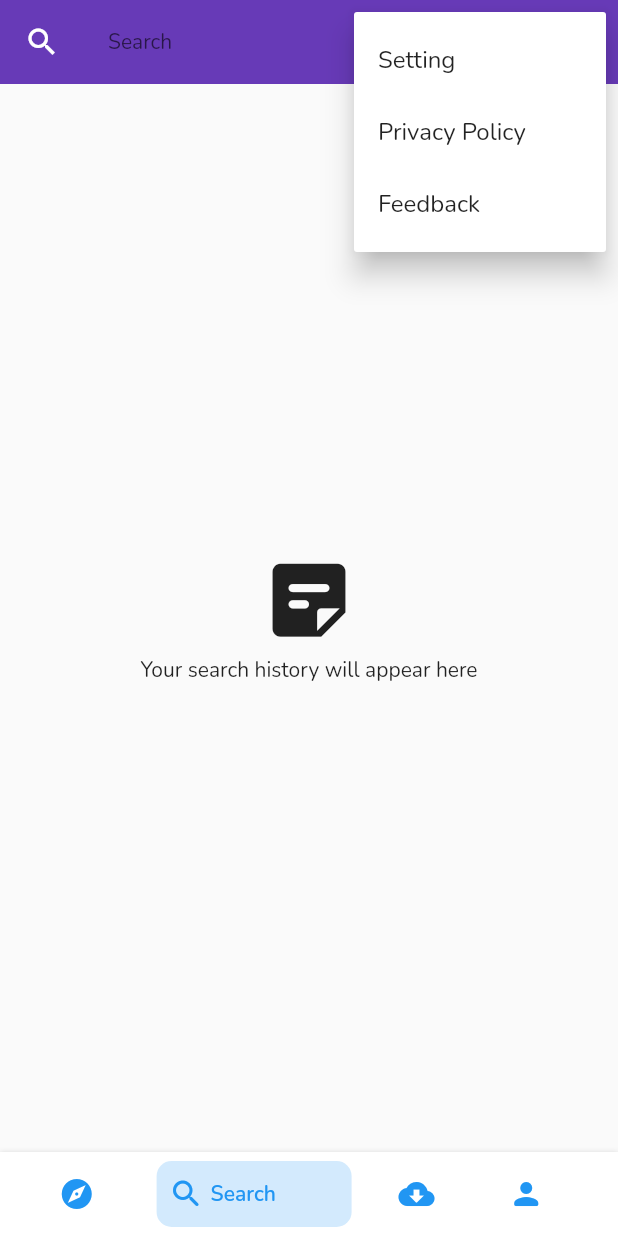
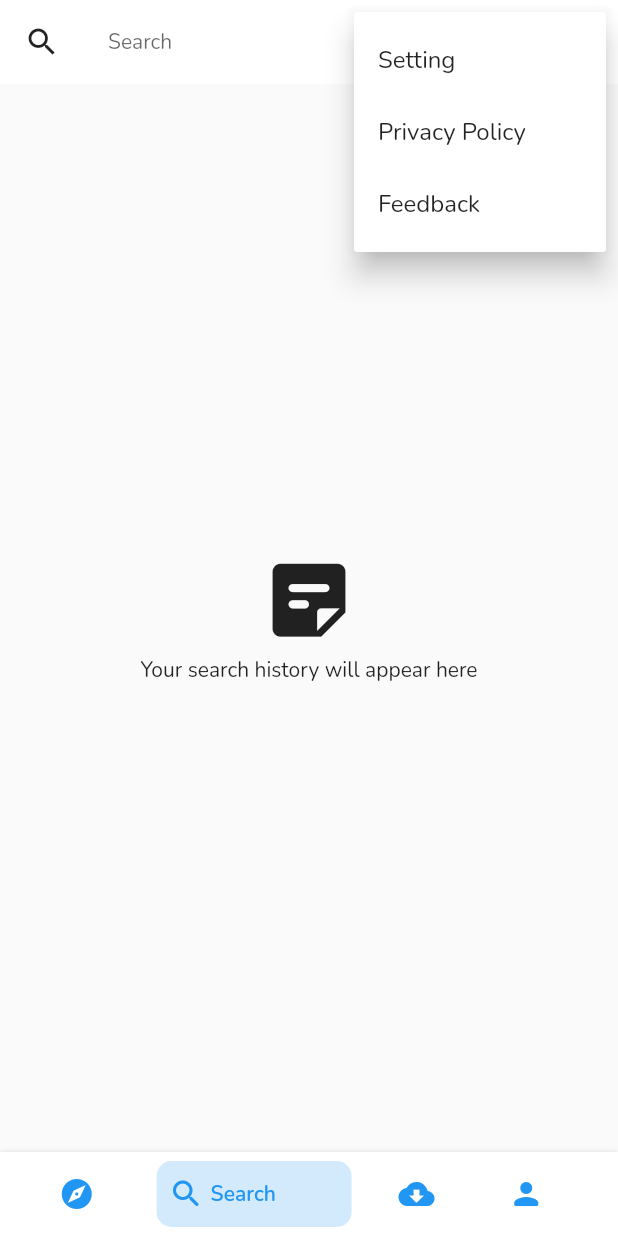
Before and after one commit to TeamStorydeck/storydeck, a Flutter app: the screen it shows after launch, item 2 of the bottom bar chosen, after a tap on the "more vert" icon, on a phone screen of 412 x 824 dp. Run offline on Flutter 3.47's test engine with Material 2 defaults, Android fonts, the light colour scheme and no system bars; drawn by our look-alikes of bottom_navy_bar; our stand-ins replace bloc, cloud_firestore, firebase_auth, flutter_bloc, freezed_annotation, get_it and 1 more; accounts and stored records are empty.

Commit message:
update explore page with new appbar

```diff
--- a/lib/common/theme.dart
+++ b/lib/common/theme.dart
@@ -5,6 +5,15 @@ final baseTheme = ThemeData(
   fontFamily: "Nunito",
 );
 
+final lightTheme = baseTheme.copyWith(
+  appBarTheme: AppBarTheme(
+    backgroundColor: Colors.white,
+    textTheme: baseTheme.textTheme,
+    iconTheme: baseTheme.iconTheme,
+    elevation: 1.0,
+  ),
+);
+
 final darkTheme = ThemeData(
   primarySwatch: Colors.deepPurple,
   brightness: Brightness.dark,
--- a/lib/home/explore_page.dart
+++ b/lib/home/explore_page.dart
@@ -6,186 +6,96 @@ class ExplorePage extends StatelessWidget {
 
   @override
   Widget build(BuildContext context) {
-    return DefaultTabController(
-      length: 3,
-      child: CustomScrollView(
+    final theme = Theme.of(context);
+    return CustomScrollView(
       slivers: [
         SliverAppBar(
-            title: Text("Storydeck"),
-            actions: [TopBarActionButton()],
-            bottom: TabBar(
-              tabs: [
-                Tab(text: 'Newest'),
-                Tab(text: 'Trending'),
-                Tab(text: 'Most Played'),
-              ],
-            ),
-            pinned: true,
-            elevation: 5.0,
-            forceElevated: true,
-          ),
-          SliverFillRemaining(
-            child: TabBarView(
+          title: Row(
+            mainAxisSize: MainAxisSize.min,
+            crossAxisAlignment: CrossAxisAlignment.center,
             children: [
-                _NewestTabView(
-                  key: Key('newest'),
-                ),
-                _TrendingTabView(
-                  key: Key('trending'),
-                ),
-                _MostPlayedTabView(
-                  key: Key('most_played'),
+              FlutterLogo(size: 30),
+              SizedBox(width: 10),
+              Text(
+                "Storydeck",
+                style: theme.textTheme.headline5
+                    ?.copyWith(fontWeight: FontWeight.w600),
               ),
             ],
           ),
-            hasScrollBody: true,
-            fillOverscroll: true,
+          actions: [
+            IconButton(
+              icon: Icon(Icons.notifications_outlined),
+              onPressed: () => null,
+              // color: theme.colorScheme.onPrimary,
+            ),
+            TopBarActionButton(),
+          ],
+          pinned: true,
+        ),
+        /* SliverToBoxAdapter(
+          child: Container(
+            decoration: BoxDecoration(
+              color: theme.primaryColor.withOpacity(0.7),
+              borderRadius: BorderRadius.circular(10),
+            ),
+            padding: EdgeInsets.all(16),
+            margin: EdgeInsets.all(16),
+            child: Column(
+              mainAxisSize: MainAxisSize.min,
+              crossAxisAlignment: CrossAxisAlignment.stretch,
+              children: [
+                Row(
+                  // crossAxisAlignment: CrossAxisAlignment.start,
+                  children: [
+                    // Cover image
+                    ClipRRect(
+                      borderRadius: BorderRadius.circular(10),
+                      child: Image.network(
+                        'https://picsum.photos/200',
+                        height: 56,
+                        width: 56,
+                        fit: BoxFit.cover,
+                        alignment: Alignment.center,
+                      ),
+                    ),
+                    SizedBox(width: 5),
+                    // Title & Subtitle
+                    Column(
+                      crossAxisAlignment: CrossAxisAlignment.start,
+                      children: [
+                        Text(
+                          "Story Title",
+                          style: theme.primaryTextTheme.subtitle1,
+                          maxLines: 1,
+                          overflow: TextOverflow.ellipsis,
+                        ),
+                        Text(
+                          "Author Name | Channel Name",
+                          style: theme.primaryTextTheme.subtitle2?.copyWith(
+                              color: theme.primaryTextTheme.subtitle2?.color
+                                  ?.withOpacity(0.85)),
+                          maxLines: 1,
+                          overflow: TextOverflow.ellipsis,
+                        ),
+                        LayoutBuilder(
+                          builder: (context, constraints) {
+                            print(constraints.biggest);
+                            return Container();
+                          },
+                        )
+                        // SizedBox(height: 5),
+                        // LinearProgressIndicator(minHeight: 2),
+                      ],
                     ),
                   ],
                 ),
+                Row(),
+              ],
+            ),
+          ),
+        ), */
+      ],
     );
   }
 }
-
-class _MostPlayedTabView extends StatelessWidget {
-  const _MostPlayedTabView({
-    Key? key,
-  }) : super(key: key);
-
-  @override
-  Widget build(BuildContext context) {
-    return GridView.count(
-      crossAxisCount: 1,
-      scrollDirection: Axis.vertical,
-      mainAxisSpacing: 15,
-      padding: EdgeInsets.all(10),
-      childAspectRatio: 16 / 9,
-      children: List.generate(
-        10,
-        (index) => _ListItem(index: index),
-      ),
-    );
-  }
-}
-
-class _TrendingTabView extends StatelessWidget {
-  const _TrendingTabView({
-    Key? key,
-  }) : super(key: key);
-
-  @override
-  Widget build(BuildContext context) {
-    return GridView.count(
-      crossAxisCount: 1,
-      scrollDirection: Axis.vertical,
-      mainAxisSpacing: 15,
-      padding: EdgeInsets.all(10),
-      childAspectRatio: 16 / 9,
-      children: List.generate(
-        10,
-        (index) => _ListItem(index: index),
-      ),
-    );
-  }
-}
-
-class _NewestTabView extends StatelessWidget {
-  const _NewestTabView({
-    Key? key,
-  }) : super(key: key);
-
-  @override
-  Widget build(BuildContext context) {
-    return GridView.count(
-      crossAxisCount: 1,
-      scrollDirection: Axis.vertical,
-      mainAxisSpacing: 15,
-      padding: EdgeInsets.all(10),
-      childAspectRatio: 16 / 9,
-      children: List.generate(
-        10,
-        (index) => _ListItem(index: index),
-      ),
-    );
-  }
-}
-
-class _ListItem extends StatelessWidget {
-  const _ListItem({
-    Key? key,
-    required this.index,
-  }) : super(key: key);
-
-  final int index;
-
-  @override
-  Widget build(BuildContext context) {
-    return Container(
-      decoration: BoxDecoration(
-        image: DecorationImage(
-          image: NetworkImage(
-            "https://picsum.photos/seed/random$index/800/450",
-          ),
-          fit: BoxFit.cover,
-        ),
-        gradient: LinearGradient(
-          colors: [Colors.transparent, Colors.grey[200]!],
-          begin: Alignment.topCenter,
-          end: Alignment.bottomCenter,
-        ),
-      ),
-      child: Container(
-        decoration: BoxDecoration(
-          gradient: LinearGradient(
-            colors: [Colors.transparent, Colors.black45],
-            begin: Alignment.center,
-            end: Alignment.bottomCenter,
-          ),
-        ),
-        child: Column(
-          mainAxisAlignment: MainAxisAlignment.spaceBetween,
-          crossAxisAlignment: CrossAxisAlignment.start,
-          children: [
-            Row(
-              mainAxisAlignment: MainAxisAlignment.end,
-              children: [
-                IconButton(
-                  icon: Icon(Icons.more_vert),
-                  onPressed: () => null,
-                  color: Colors.white,
-                )
-              ],
-            ),
-            Padding(
-              padding: const EdgeInsets.all(10.0),
-              child: Column(
-                mainAxisSize: MainAxisSize.min,
-                crossAxisAlignment: CrossAxisAlignment.start,
-                children: [
-                  Text(
-                    "Channel Name",
-                    maxLines: 1,
-                    overflow: TextOverflow.ellipsis,
-                    style: Theme.of(context)
-                        .textTheme
-                        .caption!
-                        .copyWith(color: Colors.white),
-                  ),
-                  Text(
-                    "Long Story Name",
-                    maxLines: 2,
-                    overflow: TextOverflow.ellipsis,
-                    style: Theme.of(context)
-                        .textTheme
-                        .bodyText1!
-                        .copyWith(color: Colors.white),
-                  ),
-                ],
-              ),
-            ),
-          ],
-        ),
-      ),
-    );
-  }
-}
--- a/lib/main.dart
+++ b/lib/main.dart
@@ -44,7 +44,7 @@ class Storydeck extends StatelessWidget {
   Widget _buildMaterialApp(ThemeMode mode) {
     return MaterialApp(
       title: title,
-      theme: baseTheme,
+      theme: lightTheme,
       darkTheme: darkTheme,
       themeMode: mode,
       initialRoute: '/',
```
Lines whose indentation alone changed are shown as unchanged.
